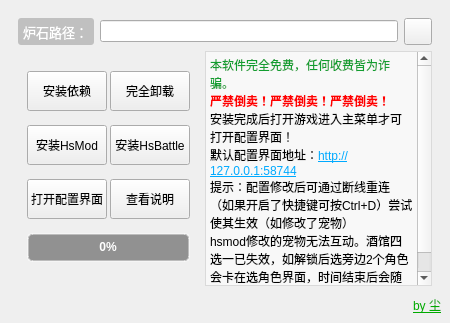
First picture: the form in hsmodinstaller.ui, repository Stardustll/HsModInstaller, before the edit.
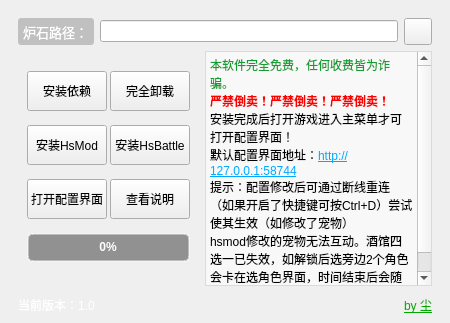
Second picture: the form after the edit. Icons and pictures are not drawn.

Commit message: ui修改

Patch:
```diff
--- a/hsmodinstaller.ui
+++ b/hsmodinstaller.ui
@@ -368,16 +368,35 @@
      </widget>
     </item>
     <item>
+     <widget class="QWidget" name="widget_3" native="true">
+      <layout class="QHBoxLayout" name="horizontalLayout_3">
+       <property name="topMargin">
+        <number>0</number>
+       </property>
+       <property name="bottomMargin">
+        <number>0</number>
+       </property>
+       <item>
+        <widget class="QLabel" name="label_3">
+         <property name="text">
+          <string>&lt;html&gt;&lt;head/&gt;&lt;body&gt;&lt;p&gt;&lt;span style=&quot; color:#ffffff;&quot;&gt;当前版本：1.0&lt;/span&gt;&lt;/p&gt;&lt;/body&gt;&lt;/html&gt;</string>
+         </property>
+        </widget>
+       </item>
+       <item>
      <widget class="QLabel" name="label_2">
       <property name="styleSheet">
        <string notr="true"/>
       </property>
       <property name="text">
-       <string>&lt;html&gt;&lt;head/&gt;&lt;body&gt;&lt;p&gt;&lt;a href=&quot;https://github.com/Stardustll/HsModInstaller&quot;&gt;&lt;span style=&quot; text-decoration: underline; color:#00aa00;&quot;&gt;by 尘&lt;/span&gt;&lt;/a&gt;&lt;/p&gt;&lt;/body&gt;&lt;/html&gt;</string>
+          <string>&lt;html&gt;&lt;head/&gt;&lt;body&gt;&lt;p align=&quot;right&quot;&gt;&lt;a href=&quot;https://github.com/Stardustll/HsModInstaller&quot;&gt;&lt;span style=&quot; text-decoration: underline; color:#00aa00;&quot;&gt;by 尘&lt;/span&gt;&lt;/a&gt;&lt;/p&gt;&lt;/body&gt;&lt;/html&gt;</string>
       </property>
       <property name="alignment">
        <set>Qt::AlignmentFlag::AlignRight|Qt::AlignmentFlag::AlignTrailing|Qt::AlignmentFlag::AlignVCenter</set>
       </property>
+        </widget>
+       </item>
+      </layout>
      </widget>
     </item>
    </layout>
```
Lines whose indentation alone changed are shown as unchanged.
